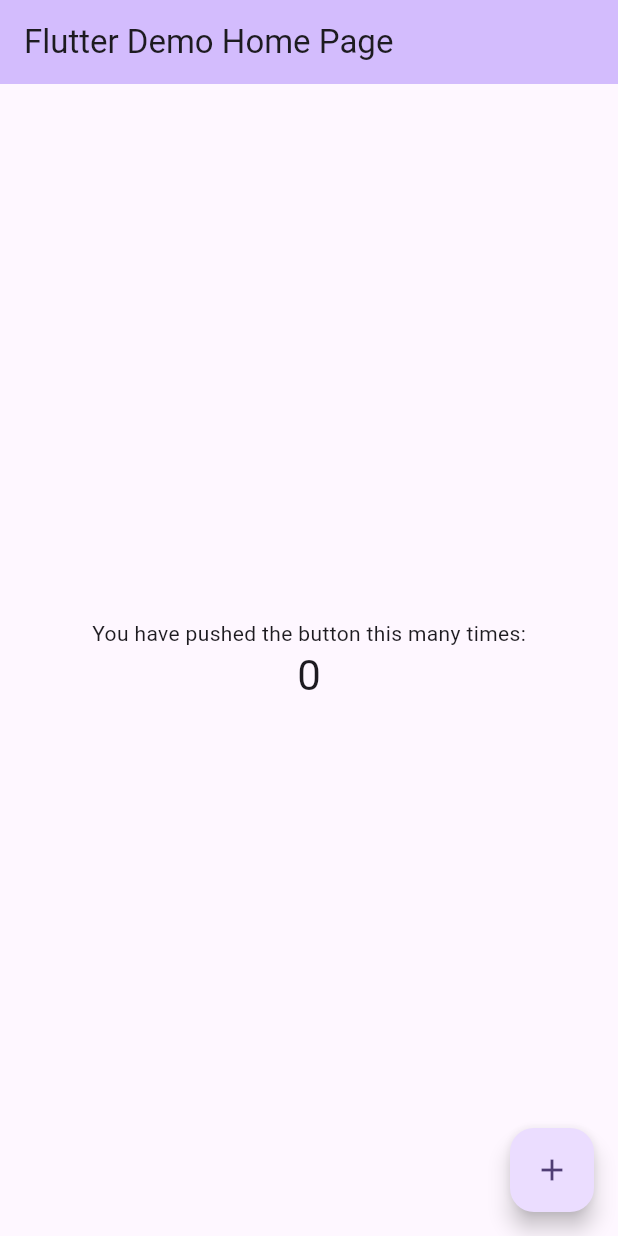
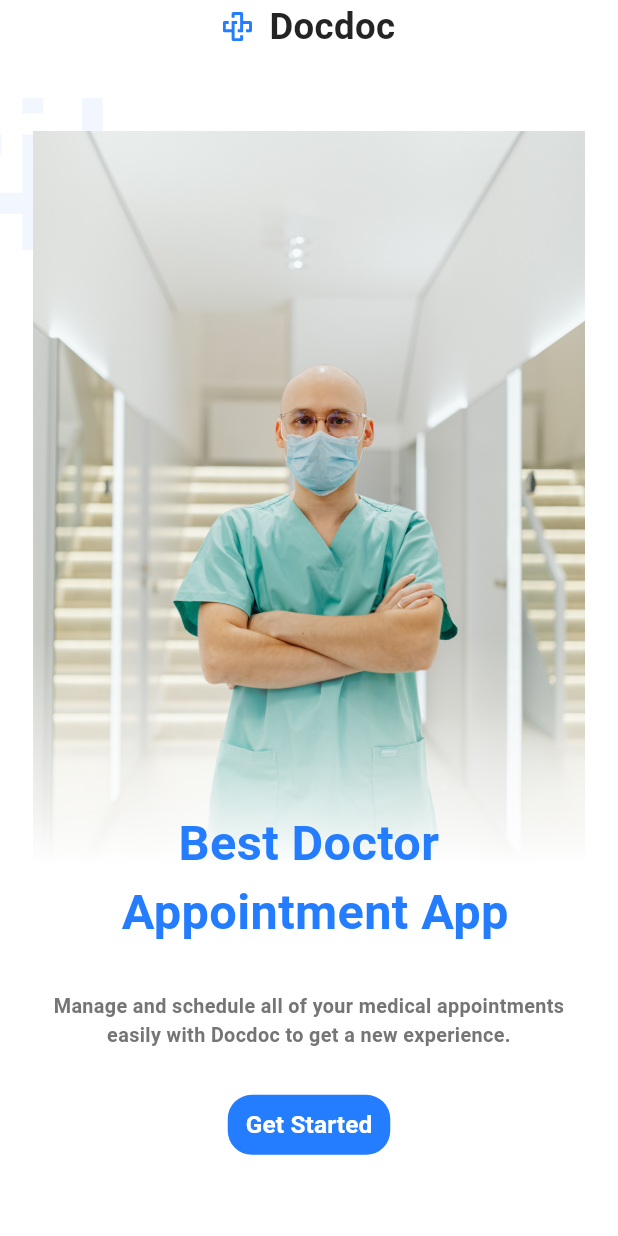
Before and after one commit to ahmedelshamy4/flutter_complete_project, a Flutter app: the screen it shows after launch, on a phone screen of 412 x 824 dp. Run offline on Flutter 3.47's test engine with Material 3 defaults, Android fonts, the phone set to English and light mode, and no system bars; our stand-ins replace flutter_screenutil, flutter_svg.

Commit message:
-added flutter_svg and flutter_screenutil in pubspec.yaml -added AppColors and theming in core -added AppRouting and extentions -added onboarding screen -added empty login screen

```diff
--- /dev/null
+++ b/lib/core/custom_widgets/svg_icons.dart
@@ -0,0 +1,41 @@
+import 'package:flutter/cupertino.dart';
+import 'package:flutter/material.dart';
+import 'dart:math' as math;
+import 'package:flutter_svg/flutter_svg.dart';
+
+class SvgIcon extends StatelessWidget {
+  final String iconName;
+  final double height;
+  final double width;
+  final bool transformForEnglish;
+  final Color? color;
+  final BoxFit? fit;
+
+  const SvgIcon({
+    Key? key,
+    required this.iconName,
+    this.height = 20,
+    this.width = 20,
+    this.transformForEnglish = false,
+    this.color,
+    this.fit,
+  }) : super(key: key);
+
+  @override
+  Widget build(BuildContext context) {
+    return Transform(
+      alignment: Alignment.center,
+      transform: transformForEnglish
+          ? Matrix4.rotationY(math.pi)
+          : (Matrix4.rotationY(math.pi * 2)),
+      child: SvgPicture.asset(
+        'assets/svgs/$iconName',
+        height: height,
+        width: width,
+        colorBlendMode: BlendMode.srcIn,
+        fit: fit ?? BoxFit.cover,
+        color: color,
+      ),
+    );
+  }
+}
--- /dev/null
+++ b/lib/core/helper/extentions.dart
@@ -0,0 +1,26 @@
+import 'package:flutter/cupertino.dart';
+
+extension Navigation on BuildContext {
+  Future<dynamic> pushNamed(String routeName, {Object? arguments}) {
+    return Navigator.of(this).pushNamed(routeName, arguments: arguments);
+  }
+
+  Future<dynamic> pushReplacementNamed(String routeName, {Object? arguments}) {
+    return Navigator.of(this)
+        .pushReplacementNamed(routeName, arguments: arguments);
+  }
+
+  Future<dynamic> pushNamedAndRemoveUntil(
+    String routeName, {
+    Object? arguments,
+    required RoutePredicate predicate,
+  }) {
+    return Navigator.of(this).pushNamedAndRemoveUntil(
+      routeName,
+      predicate,
+      arguments: arguments,
+    );
+  }
+
+  void pop() => Navigator.of(this).pop();
+}
--- /dev/null
+++ b/lib/core/routing/app_router.dart
@@ -0,0 +1,31 @@
+import 'package:flutter/material.dart';
+import 'package:flutter_complete_project/core/routing/routs.dart';
+import 'package:flutter_complete_project/features/presentation/pages/login/login_page.dart';
+import 'package:flutter_complete_project/features/presentation/pages/onBoarding/onboarding_screen.dart';
+
+class AppRouter {
+  Route generateRoute(RouteSettings settings) {
+    switch (settings.name) {
+      case Routs.onBoardingScreen:
+        return MaterialPageRoute(
+          builder: (context) {
+            return const OnBoardingScreen();
+          },
+        );
+      case Routs.loginScreen:
+        return MaterialPageRoute(
+          builder: (context) {
+            return const LoginScreen();
+          },
+        );
+      default:
+        return MaterialPageRoute(
+          builder: (context) {
+            return Scaffold(
+              body: Text("No route defined for ${settings.name}"),
+            );
+          },
+        );
+    }
+  }
+}
--- /dev/null
+++ b/lib/core/routing/routs.dart
@@ -0,0 +1,4 @@
+class Routs {
+  static const String onBoardingScreen = "/onBoardingScreen";
+  static const String loginScreen = "/loginScreen";
+}
--- /dev/null
+++ b/lib/core/theming/app_colors.dart
@@ -0,0 +1,7 @@
+import 'dart:ui';
+
+class AppColors {
+  static const Color mainBlue = Color(0xFF247CFF);
+  static const Color mainGry = Color(0xFF757575);
+  static const Color mainBlack = Color(0xFF242424);
+}
--- /dev/null
+++ b/lib/core/theming/styles.dart
@@ -0,0 +1,28 @@
+import 'package:flutter/material.dart';
+import 'package:flutter_complete_project/core/theming/app_colors.dart';
+import 'package:flutter_screenutil/flutter_screenutil.dart';
+
+class TextStyles {
+  static TextStyle font13GryRegular = TextStyle(
+    fontSize: 13.sp,
+    color: AppColors.mainGry,
+    fontWeight: FontWeight.w700,
+  );
+
+  static TextStyle font24Black700Weight = TextStyle(
+    fontSize: 24.sp,
+    color: AppColors.mainBlack,
+    fontWeight: FontWeight.w700,
+  );
+
+  static TextStyle font32Blue700Weight = TextStyle(
+    fontSize: 32.sp,
+    color: AppColors.mainBlue,
+    fontWeight: FontWeight.w700,
+  );
+  static TextStyle font16BlueWithSemiBold = TextStyle(
+    fontSize: 16.sp,
+    color: Colors.white,
+    fontWeight: FontWeight.bold,
+  );
+}
--- /dev/null
+++ b/lib/doc_app.dart
@@ -0,0 +1,30 @@
+import 'package:flutter/material.dart';
+import 'package:flutter_complete_project/core/routing/routs.dart';
+import 'package:flutter_complete_project/core/theming/app_colors.dart';
+import 'package:flutter_screenutil/flutter_screenutil.dart';
+import 'core/routing/app_router.dart';
+
+class DocApp extends StatelessWidget {
+  final AppRouter appRouter;
+
+  const DocApp({super.key, required this.appRouter});
+
+  @override
+  Widget build(BuildContext context) {
+    return ScreenUtilInit(
+      designSize: const Size(375, 812),
+      minTextAdapt: true,
+      splitScreenMode: true,
+      child: MaterialApp(
+        debugShowCheckedModeBanner: false,
+        title: 'Doc App',
+        theme: ThemeData(
+          primaryColor: AppColors.mainBlue,
+          scaffoldBackgroundColor: Colors.white,
+        ),
+        initialRoute: Routs.onBoardingScreen,
+        onGenerateRoute: appRouter.generateRoute,
+      ),
+    );
+  }
+}
--- /dev/null
+++ b/lib/features/presentation/pages/login/login_page.dart
@@ -0,0 +1,14 @@
+import 'package:flutter/material.dart';
+
+class LoginScreen extends StatelessWidget {
+  const LoginScreen({super.key});
+
+  @override
+  Widget build(BuildContext context) {
+    return Scaffold(
+      appBar: AppBar(
+        title: const Text("Login Screen"),
+      ),
+    );
+  }
+}
--- /dev/null
+++ b/lib/features/presentation/pages/onBoarding/onboarding_screen.dart
@@ -0,0 +1,46 @@
+import 'package:flutter/material.dart';
+import 'package:flutter_complete_project/core/theming/styles.dart';
+import 'package:flutter_complete_project/features/presentation/pages/onBoarding/widgets/doc_logo_and_name.dart';
+import 'package:flutter_complete_project/features/presentation/pages/onBoarding/widgets/doctor_image_and_text.dart';
+import 'package:flutter_complete_project/features/presentation/pages/onBoarding/widgets/get_started_btn.dart';
+import 'package:flutter_screenutil/flutter_screenutil.dart';
+
+class OnBoardingScreen extends StatelessWidget {
+  const OnBoardingScreen({super.key});
+
+  @override
+  Widget build(BuildContext context) {
+    return Scaffold(
+      body: SafeArea(
+        child: SingleChildScrollView(
+          child: Column(
+            crossAxisAlignment: CrossAxisAlignment.center,
+            children: [
+              const DocLogoAndName(),
+              SizedBox(
+                height: 30.h,
+              ),
+              const DoctorImageAndText(),
+              Column(
+                children: [
+                  Padding(
+                    padding: EdgeInsets.symmetric(horizontal: 30.w),
+                    child: Text(
+                      "Manage and schedule all of your medical appointments easily with Docdoc to get a new experience.",
+                      style: TextStyles.font13GryRegular,
+                      textAlign: TextAlign.center,
+                    ),
+                  ),
+                  SizedBox(
+                    height: 30.h,
+                  ),
+                  const GetStartedButton(),
+                ],
+              )
+            ],
+          ),
+        ),
+      ),
+    );
+  }
+}
--- /dev/null
+++ b/lib/features/presentation/pages/onBoarding/widgets/doc_logo_and_name.dart
@@ -0,0 +1,26 @@
+import 'package:flutter/material.dart';
+import 'package:flutter_complete_project/core/custom_widgets/svg_icons.dart';
+import 'package:flutter_complete_project/core/theming/styles.dart';
+import 'package:flutter_screenutil/flutter_screenutil.dart';
+import 'package:flutter_svg/svg.dart';
+
+class DocLogoAndName extends StatelessWidget {
+  const DocLogoAndName({super.key});
+
+  @override
+  Widget build(BuildContext context) {
+    return Row(
+      mainAxisAlignment: MainAxisAlignment.center,
+      children: [
+        const SvgIcon(iconName: "doc_logo.svg"),
+        SizedBox(
+          width: 10.w,
+        ),
+        Text(
+          "Docdoc",
+          style: TextStyles.font24Black700Weight,
+        ),
+      ],
+    );
+  }
+}
--- /dev/null
+++ b/lib/features/presentation/pages/onBoarding/widgets/doctor_image_and_text.dart
@@ -0,0 +1,48 @@
+import 'package:flutter/material.dart';
+import 'package:flutter_complete_project/core/custom_widgets/svg_icons.dart';
+import 'package:flutter_complete_project/core/theming/styles.dart';
+import 'package:flutter_screenutil/flutter_screenutil.dart';
+
+class DoctorImageAndText extends StatelessWidget {
+  const DoctorImageAndText({super.key});
+
+  @override
+  Widget build(BuildContext context) {
+    return Stack(
+      children: [
+        SvgIcon(
+          iconName: "logo_low_opacity.svg",
+          width: 100.w,
+          height: 100.h,
+        ),
+        Container(
+          padding: EdgeInsets.all(20.w),
+          foregroundDecoration: BoxDecoration(
+            gradient: LinearGradient(
+              colors: [
+                Colors.white,
+                Colors.white.withOpacity(0.0),
+              ],
+              begin: Alignment.bottomCenter,
+              end: Alignment.topCenter,
+              stops: const [.14, .4],
+            ),
+          ),
+          child: Image.asset(
+            "assets/svgs/doctor_profile.jpg",
+          ),
+        ),
+        Positioned(
+          bottom: 30,
+          left: 0,
+          right: 0,
+          child: Text(
+            "Best Doctor\n Appointment App",
+            style: TextStyles.font32Blue700Weight,
+            textAlign: TextAlign.center,
+          ),
+        )
+      ],
+    );
+  }
+}
--- /dev/null
+++ b/lib/features/presentation/pages/onBoarding/widgets/get_started_btn.dart
@@ -0,0 +1,32 @@
+import 'package:flutter/material.dart';
+import 'package:flutter_complete_project/core/helper/extentions.dart';
+import 'package:flutter_complete_project/core/routing/routs.dart';
+import 'package:flutter_complete_project/core/theming/app_colors.dart';
+import 'package:flutter_complete_project/core/theming/styles.dart';
+
+class GetStartedButton extends StatelessWidget {
+  const GetStartedButton({super.key});
+
+  @override
+  Widget build(BuildContext context) {
+    return TextButton(
+      onPressed: () {
+        context.pushNamed(Routs.loginScreen);
+      },
+      style: ButtonStyle(
+          backgroundColor: MaterialStateProperty.all(AppColors.mainBlue),
+          tapTargetSize: MaterialTapTargetSize.shrinkWrap,
+          maximumSize:
+              MaterialStateProperty.all(const Size(double.infinity, 52)),
+          shape: MaterialStateProperty.all(
+            RoundedRectangleBorder(
+              borderRadius: BorderRadius.circular(16),
+            ),
+          )),
+      child: Text(
+        "Get Started",
+        style: TextStyles.font16BlueWithSemiBold,
+      ),
+    );
+  }
+}
--- a/lib/main.dart
+++ b/lib/main.dart
@@ -1,111 +1,11 @@
 import 'package:flutter/material.dart';
+import 'package:flutter_complete_project/core/routing/app_router.dart';
+import 'package:flutter_complete_project/doc_app.dart';
 
 void main() {
-  runApp(const MyApp());
+  runApp(
+    DocApp(
+      appRouter: AppRouter(),
+    ),
+  );
 }
-
-class MyApp extends StatelessWidget {
-  const MyApp({super.key});
-
-  // This widget is the root of your application.
-  @override
-  Widget build(BuildContext context) {
-    return MaterialApp(
-      title: 'Flutter Demo',
-      debugShowCheckedModeBanner: false,
-      theme: ThemeData(
-        colorScheme: ColorScheme.fromSeed(seedColor: Colors.deepPurple),
-        useMaterial3: true,
-      ),
-      home: const MyHomePage(title: 'Flutter Demo Home Page'),
-    );
-  }
-}
-
-class MyHomePage extends StatefulWidget {
-  const MyHomePage({super.key, required this.title});
-
-  // This widget is the home page of your application. It is stateful, meaning
-  // that it has a State object (defined below) that contains fields that affect
-  // how it looks.
-
-  // This class is the configuration for the state. It holds the values (in this
-  // case the title) provided by the parent (in this case the App widget) and
-  // used by the build method of the State. Fields in a Widget subclass are
-  // always marked "final".
-
-  final String title;
-
-  @override
-  State<MyHomePage> createState() => _MyHomePageState();
-}
-
-class _MyHomePageState extends State<MyHomePage> {
-  int _counter = 0;
-
-  void _incrementCounter() {
-    setState(() {
-      // This call to setState tells the Flutter framework that something has
-      // changed in this State, which causes it to rerun the build method below
-      // so that the display can reflect the updated values. If we changed
-      // _counter without calling setState(), then the build method would not be
-      // called again, and so nothing would appear to happen.
-      _counter++;
-    });
-  }
-
-  @override
-  Widget build(BuildContext context) {
-    // This method is rerun every time setState is called, for instance as done
-    // by the _incrementCounter method above.
-    //
-    // The Flutter framework has been optimized to make rerunning build methods
-    // fast, so that you can just rebuild anything that needs updating rather
-    // than having to individually change instances of widgets.
-    return Scaffold(
-      appBar: AppBar(
-        // TRY THIS: Try changing the color here to a specific color (to
-        // Colors.amber, perhaps?) and trigger a hot reload to see the AppBar
-        // change color while the other colors stay the same.
-        backgroundColor: Theme.of(context).colorScheme.inversePrimary,
-        // Here we take the value from the MyHomePage object that was created by
-        // the App.build method, and use it to set our appbar title.
-        title: Text(widget.title),
-      ),
-      body: Center(
-        // Center is a layout widget. It takes a single child and positions it
-        // in the middle of the parent.
-        child: Column(
-          // Column is also a layout widget. It takes a list of children and
-          // arranges them vertically. By default, it sizes itself to fit its
-          // children horizontally, and tries to be as tall as its parent.
-          //
-          // Column has various properties to control how it sizes itself and
-          // how it positions its children. Here we use mainAxisAlignment to
-          // center the children vertically; the main axis here is the vertical
-          // axis because Columns are vertical (the cross axis would be
-          // horizontal).
-          //
-          // TRY THIS: Invoke "debug painting" (choose the "Toggle Debug Paint"
-          // action in the IDE, or press "p" in the console), to see the
-          // wireframe for each widget.
-          mainAxisAlignment: MainAxisAlignment.center,
-          children: <Widget>[
-            const Text(
-              'You have pushed the button this many times:',
-            ),
-            Text(
-              '$_counter',
-              style: Theme.of(context).textTheme.headlineMedium,
-            ),
-          ],
-        ),
-      ),
-      floatingActionButton: FloatingActionButton(
-        onPressed: _incrementCounter,
-        tooltip: 'Increment',
-        child: const Icon(Icons.add),
-      ), // This trailing comma makes auto-formatting nicer for build methods.
-    );
-  }
-}
```
Also changed, not shown: pubspec.yaml (+9 -4 lines), assets/svgs/doc_logo.svg (added), assets/svgs/doctor_profile.jpg (added), assets/svgs/logo_low_opacity.svg (added), pubspec.lock, 12 other files.
